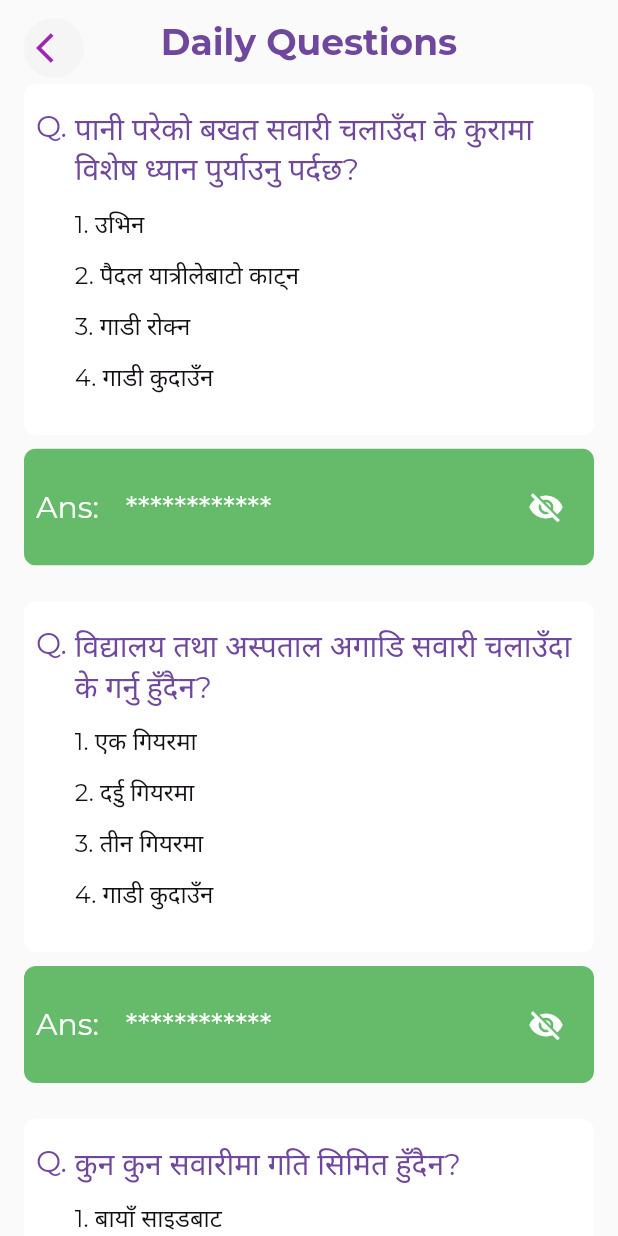
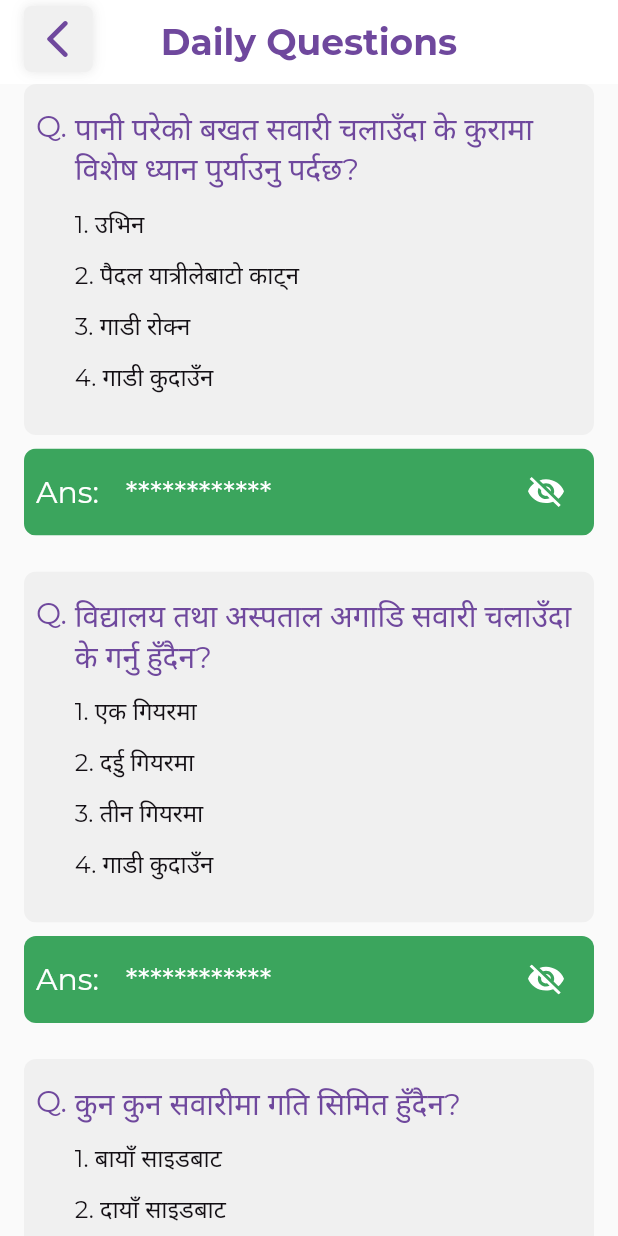
Before and after one commit to kingace2056/licenseExam, a Flutter app: the screen it shows after launch, on a phone screen of 412 x 824 dp. Run offline on Flutter 3.47's test engine with Material 2 defaults, Android fonts, the phone set to English and light mode, and no system bars; our stand-ins replace flutter_svg.

Commit message:
use custom icons

```diff
--- a/lib/constraints/constraints.dart
+++ b/lib/constraints/constraints.dart
@@ -16,6 +16,8 @@ Color primBlack = const Color(0xFF130F14);
 Color primWhite = const Color(0xFFFFFFFF);
 Color primGrey = const Color(0xFFF0F0F0);
 
+// for question answers
+Color ansGreen = const Color(0xFF3BA55D);
 // Color kPrimaryLight = Color.fromARGB(255, 54, 79, 160);
 
 Gradient redgrad = const LinearGradient(colors: [
--- /dev/null
+++ b/lib/constraints/icon_list.dart
@@ -0,0 +1,5 @@
+class IconsList {
+  static String backIcon = 'assets/icons/back.svg';
+  static String eyeOpen = 'assets/icons/eyeopen.svg';
+  static String eyeClose = 'assets/icons/eyeclose.svg';
+}
--- a/lib/screens/dailyq/daily_question_screen.dart
+++ b/lib/screens/dailyq/daily_question_screen.dart
@@ -1,6 +1,6 @@
 import 'package:flutter/material.dart';
 import 'package:license_exam/constraints/constraints.dart';
-import 'package:license_exam/screens/traffic_signals/traffic_signals_screen.dart';
+import 'package:license_exam/widgets/buttons/back_button.dart';
 import '../../qdata/quest.dart';
 import 'widgets/question_answer_widget.dart';
 
@@ -61,22 +61,9 @@ class DailyQuestion extends StatelessWidget {
       },
       child: Scaffold(
         appBar: AppBar(
-          leading: Container(
-            margin: EdgeInsets.only(
-                left: screenPaddingHorizontal, top: screenPaddingVertical),
-            width: 40,
-            height: 40,
-            decoration: BoxDecoration(
-              color: Colors.grey[100],
-              shape: BoxShape.circle,
-            ),
-            child: IconButton(
-              onPressed: () {
-                Navigator.pushNamed(context, TrafficSignalScreen.routeName);
-              },
-              icon: const Icon(Icons.arrow_back_ios, color: Colors.purple),
-            ),
-          ),
+          backgroundColor: primWhite,
+          leadingWidth: MediaQuery.of(context).size.width * 0.15,
+          leading: BackButtonWidget(),
           title: const Text("Daily Questions"),
           centerTitle: true,
           elevation: 0,
--- a/lib/screens/dailyq/widgets/answer_widget.dart
+++ b/lib/screens/dailyq/widgets/answer_widget.dart
@@ -1,4 +1,7 @@
 import 'package:flutter/material.dart';
+import 'package:flutter_svg/flutter_svg.dart';
+import 'package:license_exam/constraints/constraints.dart';
+import 'package:license_exam/constraints/icon_list.dart';
 
 class AnswerWidget extends StatefulWidget {
   final String answer;
@@ -37,9 +40,9 @@ class _AnswerWidgetState extends State<AnswerWidget> {
     return ClipRRect(
       borderRadius: BorderRadius.circular(8.0),
       child: Container(
-        padding: const EdgeInsets.symmetric(horizontal: 8, vertical: 15),
+        padding: const EdgeInsets.symmetric(horizontal: 8, vertical: 5),
         width: double.infinity,
-        color: Colors.green[400],
+        color: ansGreen,
         child: Row(
           mainAxisAlignment: MainAxisAlignment.spaceBetween,
           children: [
@@ -69,9 +72,10 @@ class _AnswerWidgetState extends State<AnswerWidget> {
               ),
             ),
             IconButton(
-              icon: Icon(
-                isVisible ? Icons.visibility : Icons.visibility_off,
+              icon: SvgPicture.asset(
+                isVisible ? IconsList.eyeOpen : IconsList.eyeClose,
                 color: Colors.white,
+                height: 20,
               ),
               onPressed: toggleVisibility,
             )
--- a/lib/screens/dailyq/widgets/question_answer_widget.dart
+++ b/lib/screens/dailyq/widgets/question_answer_widget.dart
@@ -24,7 +24,7 @@ class QuestionWidget extends StatelessWidget {
           child: Container(
             padding: const EdgeInsets.symmetric(horizontal: 8, vertical: 16),
             width: double.infinity,
-            color: primWhite,
+            color: primGrey,
             child: Row(
               crossAxisAlignment: CrossAxisAlignment.start,
               children: [
--- a/lib/screens/traffic_signals/traffic_signals_screen.dart
+++ b/lib/screens/traffic_signals/traffic_signals_screen.dart
@@ -1,7 +1,7 @@
 import 'package:flutter/material.dart';
 import '../../constraints/constraints.dart';
 import '../../qdata/sign_data.dart';
-import 'traffic_signal_widget.dart';
+import 'widgets/traffic_signal_widget.dart';
 
 class TrafficSignalScreen extends StatelessWidget {
   static const routeName = '/traffic_signals';
@@ -14,6 +14,7 @@ class TrafficSignalScreen extends StatelessWidget {
         title: const Text('Traffic Signals'),
         centerTitle: true,
         elevation: 0,
+        iconTheme: IconThemeData(color: kPrimary),
       ),
       backgroundColor: primWhite,
       body: Padding(
--- a/lib/screens/traffic_signals/traffic_signal_widget.dart
+++ b/lib/screens/traffic_signals/widgets/traffic_signal_widget.dart
@@ -43,6 +43,7 @@ class TrafficSignalCard extends StatelessWidget {
                 scrollDirection: Axis.horizontal,
                 child: Text(
                   text,
+                  style: const TextStyle(fontWeight: FontWeight.bold),
                   overflow: TextOverflow.ellipsis,
                 ),
               ),
--- /dev/null
+++ b/lib/widgets/buttons/back_button.dart
@@ -0,0 +1,38 @@
+import 'package:flutter/material.dart';
+import 'package:flutter_svg/flutter_svg.dart';
+import 'package:license_exam/constraints/constraints.dart';
+import 'package:license_exam/constraints/icon_list.dart';
+
+class BackButtonWidget extends StatelessWidget {
+  const BackButtonWidget({super.key});
+
+  @override
+  Widget build(BuildContext context) {
+    return Container(
+      margin: EdgeInsets.only(
+          top: screenPaddingVertical / 2,
+          left: screenPaddingHorizontal,
+          bottom: screenPaddingVertical),
+      padding: const EdgeInsets.all(10),
+      decoration: BoxDecoration(
+          color: primGrey,
+          borderRadius: BorderRadius.circular(5.0),
+          boxShadow: [
+            BoxShadow(
+                spreadRadius: 0,
+                color: Colors.black.withOpacity(0.04),
+                blurRadius: 4.0,
+                offset: const Offset(0, 0)),
+            BoxShadow(
+                spreadRadius: 0,
+                color: Colors.black.withOpacity(0.06),
+                blurRadius: 8.0,
+                offset: const Offset(0, 0))
+          ]),
+      child: SvgPicture.asset(
+        IconsList.backIcon,
+        alignment: Alignment.center,
+      ),
+    );
+  }
+}
--- a/pubspec.yaml
+++ b/pubspec.yaml
@@ -35,6 +35,7 @@ dependencies:
   # The following adds the Cupertino Icons font to your application.
   # Use with the CupertinoIcons class for iOS style icons.
   cupertino_icons: ^1.0.2
+  flutter_svg: ^1.1.6
 
 dev_dependencies:
   flutter_test:
@@ -61,6 +62,7 @@ flutter:
   # To add assets to your application, add an assets section, like this:
   assets:
     - assets/signs/
+    - assets/icons/
 
   # An image asset can refer to one or more resolution-specific "variants", see
   # https://flutter.dev/assets-and-images/#resolution-aware
```
Also changed, not shown: assets/icons/back.svg (added), assets/icons/eyeclose.svg (added), assets/icons/eyeopen.svg (added), pubspec.lock.
